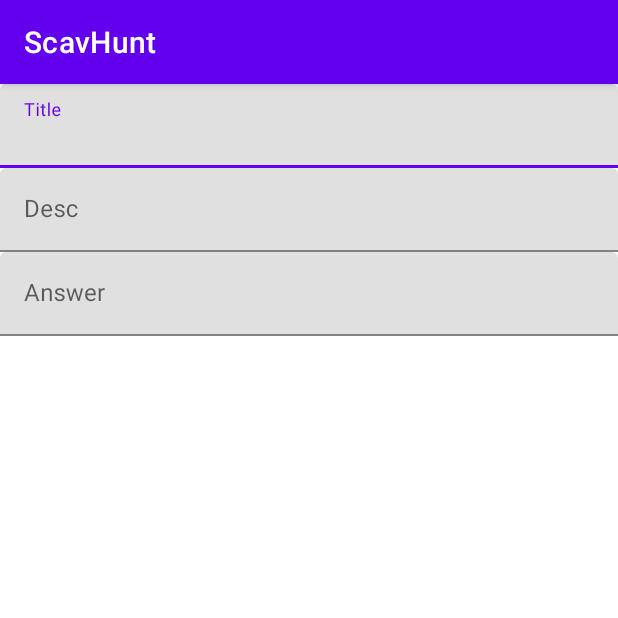
After one commit to Andre-V/ScavHunt, an Android app: the CreateScavItemActivity screen opened directly, with no data from a screen before it, on a phone screen of 412 x 824 dp, the top half of it. The commit adds this screen. Run offline under Robolectric (Android 15) with nearby library versions, the phone set to English and light mode, and no system bars.

Commit message:
bind events to create or edit ScavItem on RecyclerView and FAB

```diff
--- a/app/src/main/AndroidManifest.xml
+++ b/app/src/main/AndroidManifest.xml
@@ -10,6 +10,9 @@
         android:supportsRtl="true"
         android:theme="@style/Theme.ScavHunt">
         <activity
+            android:name=".CreateScavItemActivity"
+            android:exported="true" />
+        <activity
             android:name=".MainActivity"
             android:exported="true">
             <intent-filter>
--- /dev/null
+++ b/app/src/main/java/com/example/scavhunt/CreateScavItemActivity.kt
@@ -0,0 +1,11 @@
+package com.example.scavhunt
+
+import androidx.appcompat.app.AppCompatActivity
+import android.os.Bundle
+
+class CreateScavItemActivity : AppCompatActivity() {
+    override fun onCreate(savedInstanceState: Bundle?) {
+        super.onCreate(savedInstanceState)
+        setContentView(R.layout.activity_create_scav_item)
+    }
+}
--- a/app/src/main/java/com/example/scavhunt/db/ScavHunt.kt
+++ b/app/src/main/java/com/example/scavhunt/db/ScavHunt.kt
@@ -9,7 +9,7 @@ import kotlinx.android.parcel.Parcelize
 @Entity
 data class ScavHunt(
     val title: String,
-    val rating: Int,
+    val rating: Int = 0,
     val completed: Boolean = false,
     @PrimaryKey(autoGenerate = true) val id: Int = 0
 ) : Parcelable
--- /dev/null
+++ b/app/src/main/res/layout/activity_create_scav_item.xml
@@ -0,0 +1,42 @@
+<?xml version="1.0" encoding="utf-8"?>
+<LinearLayout xmlns:android="http://schemas.android.com/apk/res/android"
+    xmlns:app="http://schemas.android.com/apk/res-auto"
+    xmlns:tools="http://schemas.android.com/tools"
+    android:layout_width="match_parent"
+    android:layout_height="match_parent"
+    android:orientation="vertical"
+    tools:context=".CreateScavItemActivity">
+
+    <com.google.android.material.textfield.TextInputLayout
+        android:id="@+id/item_text_input_layout_title"
+        android:layout_width="match_parent"
+        android:layout_height="wrap_content"
+        android:hint="Title">
+
+        <com.google.android.material.textfield.TextInputEditText
+            android:layout_width="match_parent"
+            android:layout_height="wrap_content" />
+    </com.google.android.material.textfield.TextInputLayout>
+
+    <com.google.android.material.textfield.TextInputLayout
+        android:id="@+id/item_text_input_layout_desc"
+        android:layout_width="match_parent"
+        android:layout_height="wrap_content"
+        android:hint="Desc">
+
+        <com.google.android.material.textfield.TextInputEditText
+            android:layout_width="match_parent"
+            android:layout_height="wrap_content" />
+    </com.google.android.material.textfield.TextInputLayout>
+
+    <com.google.android.material.textfield.TextInputLayout
+        android:id="@+id/item_text_input_layout_answer"
+        android:layout_width="match_parent"
+        android:layout_height="wrap_content"
+        android:hint="Answer">
+
+        <com.google.android.material.textfield.TextInputEditText
+            android:layout_width="match_parent"
+            android:layout_height="wrap_content" />
+    </com.google.android.material.textfield.TextInputLayout>
+</LinearLayout>
--- a/app/src/main/res/layout/fragment_create_hunt.xml
+++ b/app/src/main/res/layout/fragment_create_hunt.xml
@@ -6,8 +6,6 @@
     android:layout_width="match_parent"
     android:layout_height="match_parent"
     tools:context=".fragment.create.FragmentCreateHunt">
-
-    <!-- TODO: Update blank fragment layout -->
 
     <com.google.android.material.floatingactionbutton.FloatingActionButton
         android:id="@+id/create_floating_button"
```
Also changed, not shown: app/src/main/java/com/example/scavhunt/fragment/create/CreateScavHuntAdapter.kt (+4 -4 lines), app/src/main/java/com/example/scavhunt/fragment/create/CreateScavItem.kt (added, +11 -0 lines), app/src/main/java/com/example/scavhunt/fragment/create/FragmentCreateHunt.kt (+53 -0 lines).
